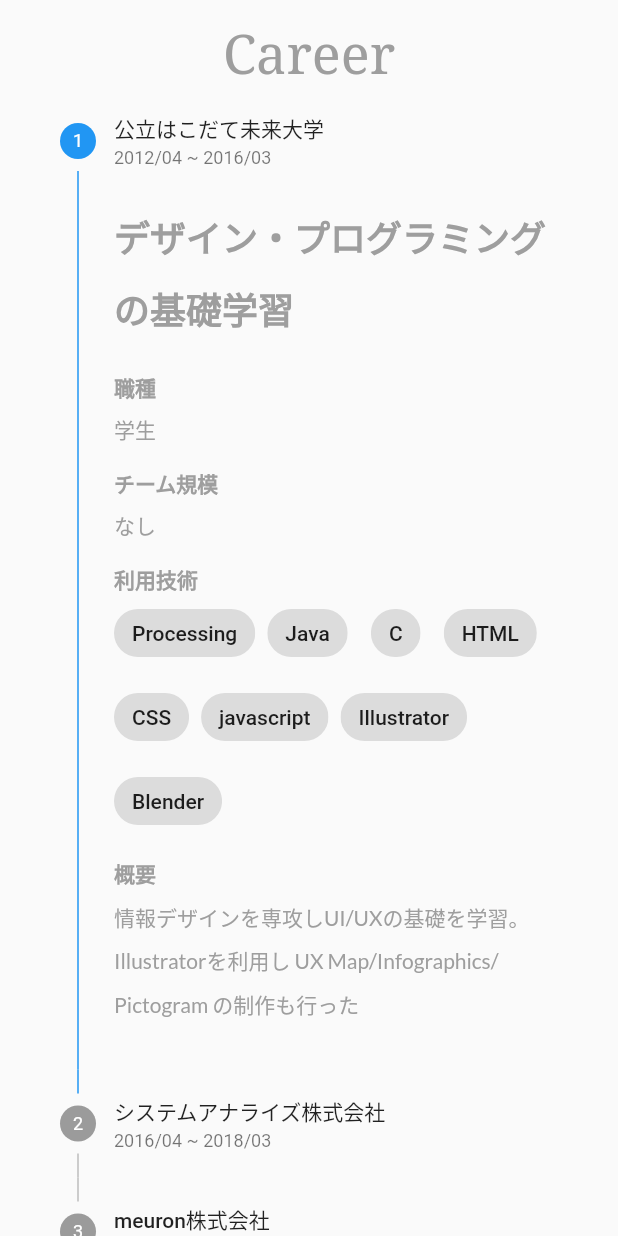
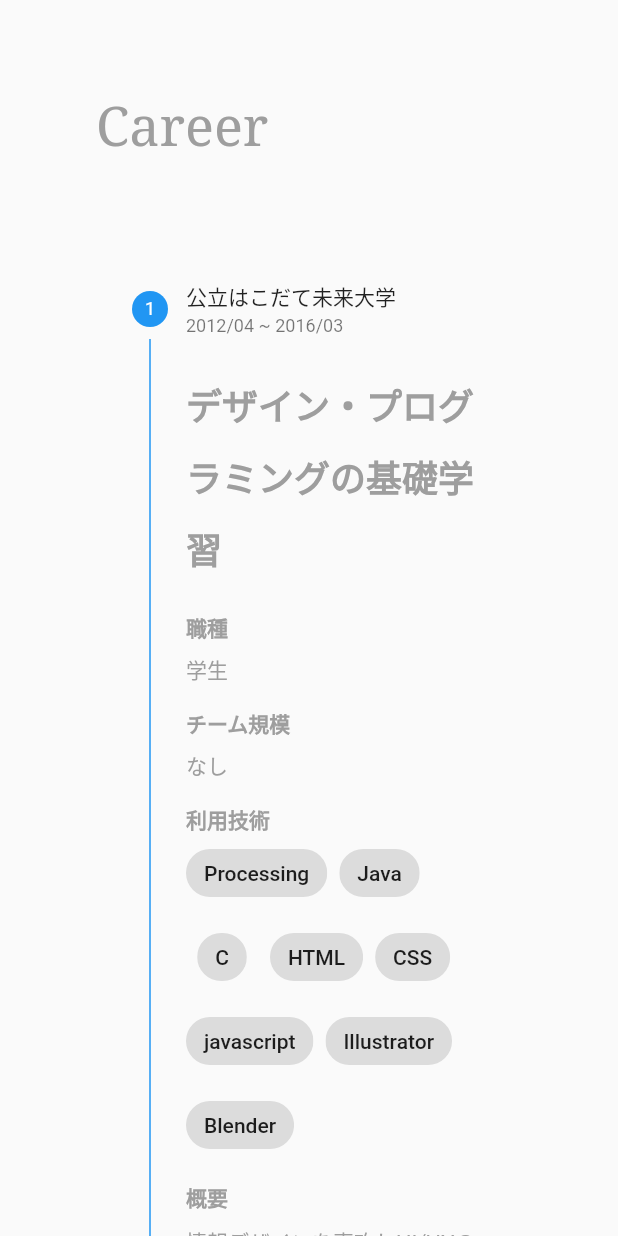
Before and after one commit to xxminamixx/KMPortfolio, a Flutter app: the CareerWidget screen opened by its route, on a phone screen of 412 x 824 dp. Run offline on Flutter 3.47's test engine with Material 2 defaults, Android fonts, the phone set to English and light mode, and no system bars; our stand-ins replace cached_network_image, google_fonts, rxdart, url_launcher_web.

Commit message:
タイトルのレイアウトを調整

```diff
--- a/lib/View/CarrerWidget/CareerWidget.dart
+++ b/lib/View/CarrerWidget/CareerWidget.dart
@@ -28,17 +28,24 @@ class CareerWidget extends StatelessWidget {
     return Scaffold(
       body: SingleChildScrollView(
           child: Container(
-              width: Screen.size?.width,
-              margin: const EdgeInsets.all(16),
+              margin: const EdgeInsets.all(64),
+              child: Center(
                 child: Column(
+                  crossAxisAlignment: CrossAxisAlignment.start,
                   children: <Widget>[
-                  Text(
+                    Container(
+                      margin: const EdgeInsets.only(bottom: 64),
+                      child: Text(
                         'Career',
                         style: KMTextStyle.notoSerif(size: 36),
                       ),
+                    ),
                     _stepper()
                   ],
-              ))),
+                ),
+              ),
+          ),
+      ),
     );
   }
 
```
Also changed, not shown: lib/View/WorksWidget.dart (+6 -1 lines). Lines whose indentation alone changed are shown as unchanged.
